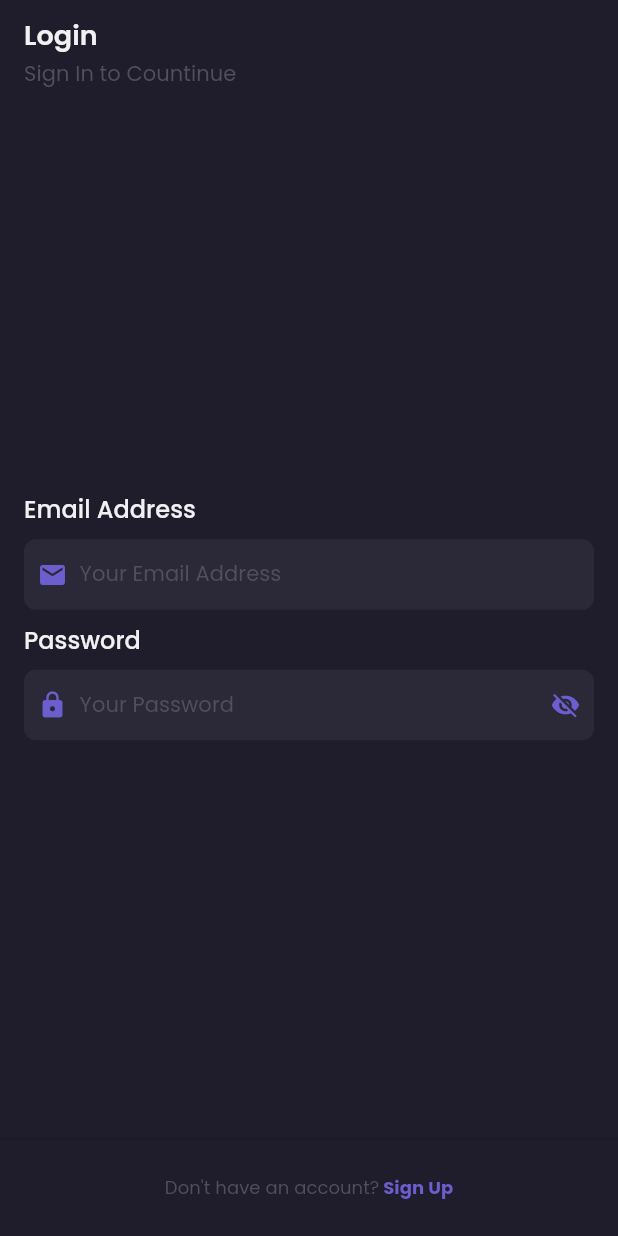
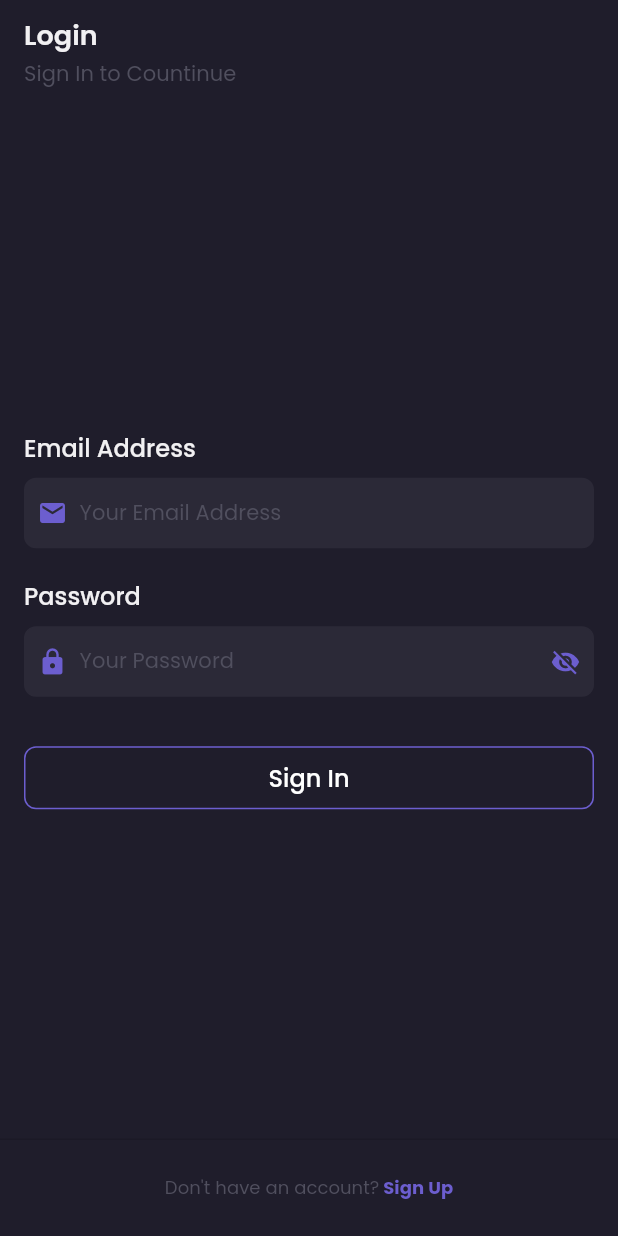
Before and after one commit to fathulaziss/shamo-provider, a Flutter app: the screen it shows after launch, on a phone screen of 412 x 824 dp. Run offline on Flutter 3.47's test engine with Material 2 defaults, Android fonts, the light colour scheme and no system bars; our stand-ins replace flutter_spinkit, google_fonts.

Commit message:
update button primary

```diff
--- a/lib/ui/login/login_view.dart
+++ b/lib/ui/login/login_view.dart
@@ -1,5 +1,6 @@
 import 'package:flutter/material.dart';
 import 'package:shamo_provider/common/style.dart';
+import 'package:shamo_provider/widgets/buttons/button_primary.dart';
 import 'package:shamo_provider/widgets/buttons/button_rich_text.dart';
 import 'package:shamo_provider/widgets/inputs/input_email.dart';
 import 'package:shamo_provider/widgets/inputs/input_password.dart';
@@ -51,6 +52,12 @@ class LoginView extends StatelessWidget {
                 hint: 'Your Password',
                 value: (value) {},
               ),
+              ButtonPrimary(
+                isOutline: true,
+                label: 'Sign In',
+                margin: const EdgeInsets.only(top: 10),
+                onTap: () {},
+              ),
               SizedBox(height: MediaQuery.of(context).viewInsets.bottom / 6)
             ],
           ),
--- a/lib/ui/splash_screen_view.dart
+++ b/lib/ui/splash_screen_view.dart
@@ -1,6 +1,5 @@
 import 'package:flutter/material.dart';
 import 'package:shamo_provider/ui/login/login_view.dart';
-import 'package:shamo_provider/utils/app_utils.dart';
 
 class SplashScreenView extends StatefulWidget {
   const SplashScreenView({Key? key}) : super(key: key);
@@ -14,7 +13,6 @@ class SplashScreenView extends StatefulWidget {
 class _SplashScreenViewState extends State<SplashScreenView> {
   @override
   void initState() {
-    AppUtils.generateColorSwatch(const Color(0xFF6C5ECF));
     Future.delayed(const Duration(seconds: 1)).then(
       (value) => Navigator.pushReplacementNamed(context, LoginView.routeName),
     );
--- /dev/null
+++ b/lib/widgets/buttons/button_primary.dart
@@ -0,0 +1,136 @@
+import 'package:flutter/material.dart';
+import 'package:shamo_provider/common/style.dart';
+import 'package:shamo_provider/widgets/others/loading_indicator.dart';
+
+class ButtonPrimary extends StatelessWidget {
+  const ButtonPrimary({
+    Key? key,
+    this.height = 42,
+    this.width,
+    this.radius = 8,
+    this.textStyle,
+    this.label,
+    this.color = primaryColor,
+    this.prefixIcon,
+    this.suffixIcon,
+    this.onTap,
+    this.margin,
+    this.isLoading = false,
+    this.enabled = true,
+    this.isOutline = false,
+    this.outlineColor = primaryColor,
+    this.textColor,
+  }) : super(key: key);
+
+  final double height;
+  final double? width;
+  final double radius;
+  final TextStyle? textStyle;
+  final String? label;
+  final Color color;
+  final Widget? prefixIcon;
+  final Widget? suffixIcon;
+  final Function()? onTap;
+  final EdgeInsets? margin;
+  final bool enabled;
+  final bool isLoading;
+  final bool isOutline;
+  final Color outlineColor;
+  final Color? textColor;
+
+  @override
+  Widget build(BuildContext context) {
+    return isLoading
+        ? Container(
+            decoration: isOutline
+                ? BoxDecoration(
+                    color: Colors.transparent,
+                    border: Border.all(color: outlineColor),
+                    shape: BoxShape.circle,
+                  )
+                : BoxDecoration(color: color, shape: BoxShape.circle),
+            margin: margin ?? EdgeInsets.zero,
+            padding: EdgeInsets.symmetric(vertical: isOutline ? 2 : 3),
+            child: LoadingIndicator(
+              color: isOutline ? outlineColor : Colors.white,
+              size: height,
+            ),
+          )
+        : Padding(
+            padding: margin ?? EdgeInsets.zero,
+            child: ElevatedButton(
+              onPressed: enabled ? onTap ?? () {} : null,
+              style: ButtonStyle(
+                animationDuration: const Duration(milliseconds: 120),
+                minimumSize: MaterialStateProperty.all(
+                  Size(width ?? MediaQuery.of(context).size.width, height),
+                ),
+                backgroundColor: MaterialStateProperty.all(
+                  enabled
+                      ? isOutline
+                          ? Colors.transparent
+                          : color
+                      : isOutline
+                          ? Colors.transparent
+                          : disabledColor,
+                ),
+                shadowColor: MaterialStateProperty.all(Colors.transparent),
+                shape: MaterialStateProperty.all(
+                  RoundedRectangleBorder(
+                    borderRadius: BorderRadius.circular(radius),
+                    side: isOutline
+                        ? BorderSide(color: outlineColor)
+                        : BorderSide.none,
+                  ),
+                ),
+              ),
+              child: prefixIcon != null && suffixIcon != null
+                  ? Row(
+                      mainAxisAlignment: MainAxisAlignment.spaceBetween,
+                      children: [
+                        prefixIcon ?? const SizedBox(),
+                        Text(
+                          label ?? 'Button',
+                          style: appTextTheme.titleMedium!.copyWith(
+                            color: enabled ? Colors.white : blackColor2,
+                          ),
+                        ),
+                        suffixIcon ?? const SizedBox(),
+                      ],
+                    )
+                  : prefixIcon != null
+                      ? Row(
+                          mainAxisAlignment: MainAxisAlignment.spaceBetween,
+                          children: [
+                            prefixIcon ?? const SizedBox(),
+                            Text(
+                              label ?? 'Button',
+                              style: appTextTheme.titleMedium!.copyWith(
+                                color: enabled ? Colors.white : blackColor2,
+                              ),
+                            ),
+                          ],
+                        )
+                      : suffixIcon != null
+                          ? Row(
+                              mainAxisAlignment: MainAxisAlignment.spaceBetween,
+                              children: [
+                                Text(
+                                  label ?? 'Button',
+                                  style: appTextTheme.titleMedium!.copyWith(
+                                    color: enabled ? Colors.white : blackColor2,
+                                  ),
+                                ),
+                                suffixIcon ?? const SizedBox(),
+                              ],
+                            )
+                          : Text(
+                              label ?? 'Button',
+                              style: appTextTheme.titleMedium!.copyWith(
+                                color: enabled ? Colors.white : blackColor2,
+                              ),
+                            ),
+            ),
+          );
+  }
+}
--- a/lib/widgets/inputs/input_primary.dart
+++ b/lib/widgets/inputs/input_primary.dart
@@ -216,16 +216,17 @@ class _InputPrimaryState extends State<InputPrimary> {
       crossAxisAlignment: CrossAxisAlignment.start,
       children: [
         if (widget.label != null)
-          Text(widget.label!, style: appTextTheme.titleMedium),
+          Padding(
+            padding: EdgeInsets.only(
+              bottom: widget.inputStyle == InputStyle.line ? 0 : 8,
+            ),
+            child: Text(widget.label!, style: appTextTheme.titleMedium),
+          ),
         Container(
-          margin: widget.margin ??
-              EdgeInsets.symmetric(
-                vertical: widget.inputStyle == InputStyle.line ? 0 : 8,
-              ),
+          margin: widget.margin ?? const EdgeInsets.only(bottom: 20),
+          padding: widget.padding ?? EdgeInsets.zero,
           width: double.infinity,
           decoration: _decor(),
-          child: Padding(
-            padding: widget.padding ?? EdgeInsets.zero,
           child: Center(
             child: Focus(
               onFocusChange: _onFocusChange,
@@ -238,8 +239,7 @@ class _InputPrimaryState extends State<InputPrimary> {
                 enabled: widget.enable,
                 controller: widget.controller,
                 style: widget.textStyle ??
-                      appTextTheme.bodyMedium!
-                          .copyWith(color: widget.textColor),
+                    appTextTheme.bodyMedium!.copyWith(color: widget.textColor),
                 textAlign: widget.textAlign ?? TextAlign.left,
                 textAlignVertical: TextAlignVertical.center,
                 keyboardType: widget.keyboardType ?? TextInputType.text,
@@ -258,7 +258,6 @@ class _InputPrimaryState extends State<InputPrimary> {
                 inputFormatters: formatter,
                 textInputAction: widget.textInputAction,
                 onSubmitted: widget.onSubmitted,
-                ),
               ),
             ),
           ),
--- /dev/null
+++ b/lib/widgets/others/loading_indicator.dart
@@ -0,0 +1,43 @@
+import 'package:flutter/material.dart';
+import 'package:flutter_spinkit/flutter_spinkit.dart';
+import 'package:shamo_provider/common/style.dart';
+
+class LoadingIndicator extends StatelessWidget {
+  const LoadingIndicator({
+    Key? key,
+    this.color,
+    this.size,
+  }) : super(key: key);
+
+  final Color? color;
+  final double? size;
+
+  @override
+  Widget build(BuildContext context) {
+    return Center(
+      child:
+          SpinKitFadingCircle(size: size ?? 32, color: color ?? primaryColor),
+    );
+  }
+}
+
+class LoadingIndicatorBounce extends StatelessWidget {
+  const LoadingIndicatorBounce({
+    Key? key,
+    this.color,
+    this.size,
+  }) : super(key: key);
+
+  final Color? color;
+  final double? size;
+
+  @override
+  Widget build(BuildContext context) {
+    return Center(
+      child: SpinKitThreeBounce(
+        size: size ?? 12,
+        color: color ?? primaryColor,
+      ),
+    );
+  }
+}
--- a/pubspec.yaml
+++ b/pubspec.yaml
@@ -32,6 +32,7 @@ dependencies:
   cupertino_icons: ^1.0.2
   flutter:
     sdk: flutter
+  flutter_spinkit: ^5.2.0
   google_fonts: ^4.0.4
 
 dev_dependencies:
```
Lines whose indentation alone changed are shown as unchanged.
